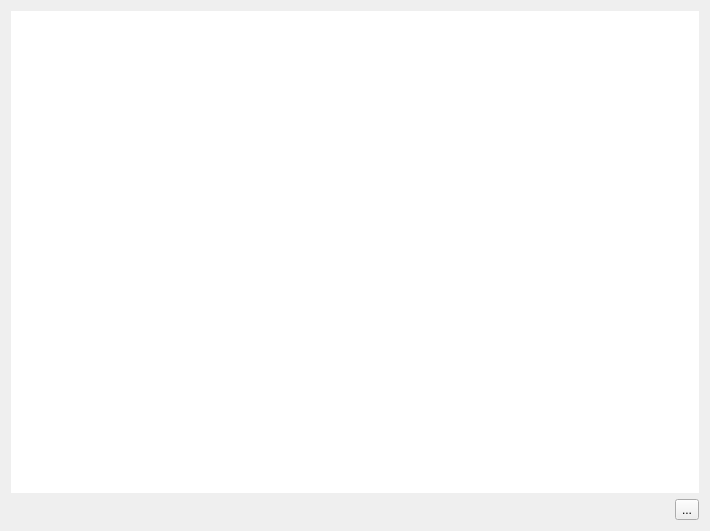
This is GUI/QtComponents/Listeners/listener_layout_widgets.ui in ryanq47/WhisperNet as Qt 5 draws it before an edit. The edited form follows.
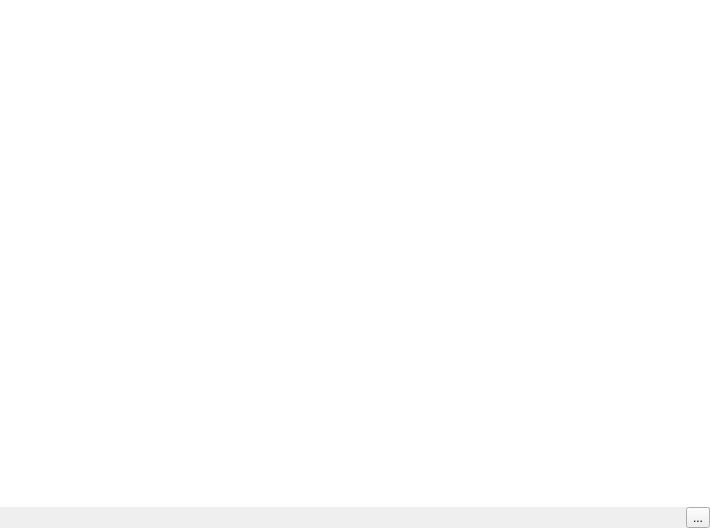
This is the edited form.

The edit to the form file:
```diff
--- a/GUI/QtComponents/Listeners/listener_layout_widgets.ui
+++ b/GUI/QtComponents/Listeners/listener_layout_widgets.ui
@@ -7,13 +7,28 @@
     <x>0</x>
     <y>0</y>
     <width>710</width>
-    <height>531</height>
+    <height>528</height>
    </rect>
   </property>
   <property name="windowTitle">
    <string>Form</string>
   </property>
   <layout class="QGridLayout" name="gridLayout">
+   <property name="leftMargin">
+    <number>0</number>
+   </property>
+   <property name="topMargin">
+    <number>0</number>
+   </property>
+   <property name="rightMargin">
+    <number>0</number>
+   </property>
+   <property name="bottomMargin">
+    <number>0</number>
+   </property>
+   <property name="spacing">
+    <number>0</number>
+   </property>
    <item row="1" column="1">
     <spacer name="horizontalSpacer">
      <property name="orientation">
@@ -35,7 +50,7 @@
     </widget>
    </item>
    <item row="0" column="1" colspan="2">
-    <widget class="QListView" name="listener_list_view">
+    <widget class="QTreeView" name="listener_tree_view">
      <property name="styleSheet">
       <string notr="true">border-radius: 2px;
 border-color: #1e1e1e;</string>
```
Left out of the diff: 8 changed lines with no effect on the pictures.
